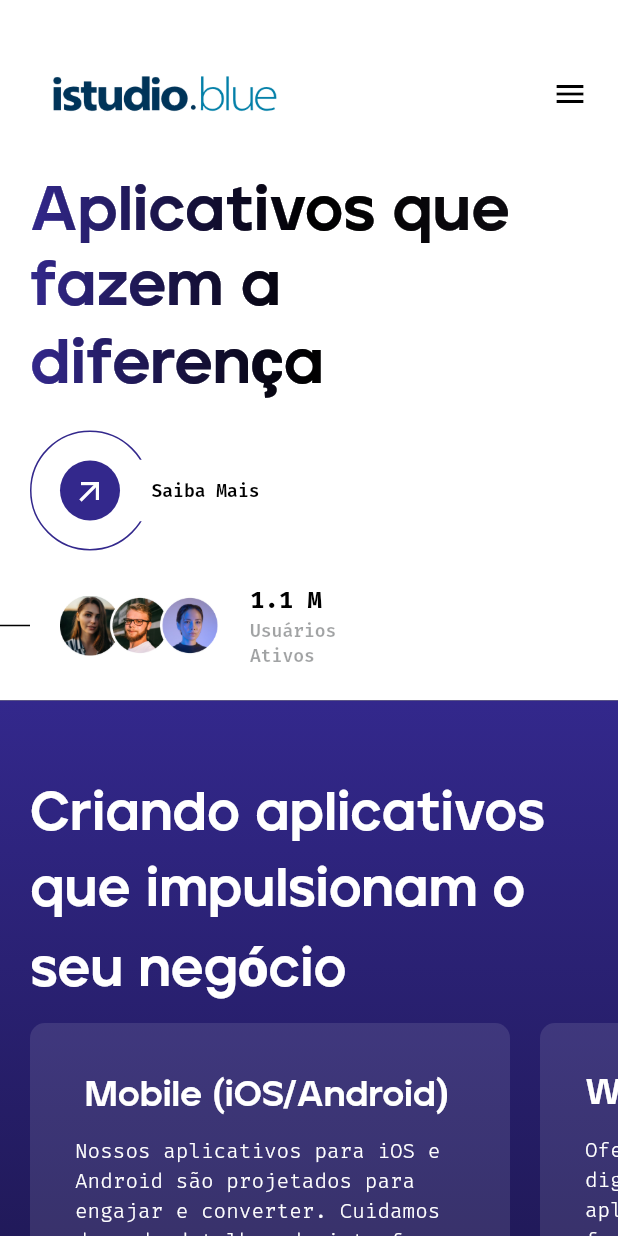
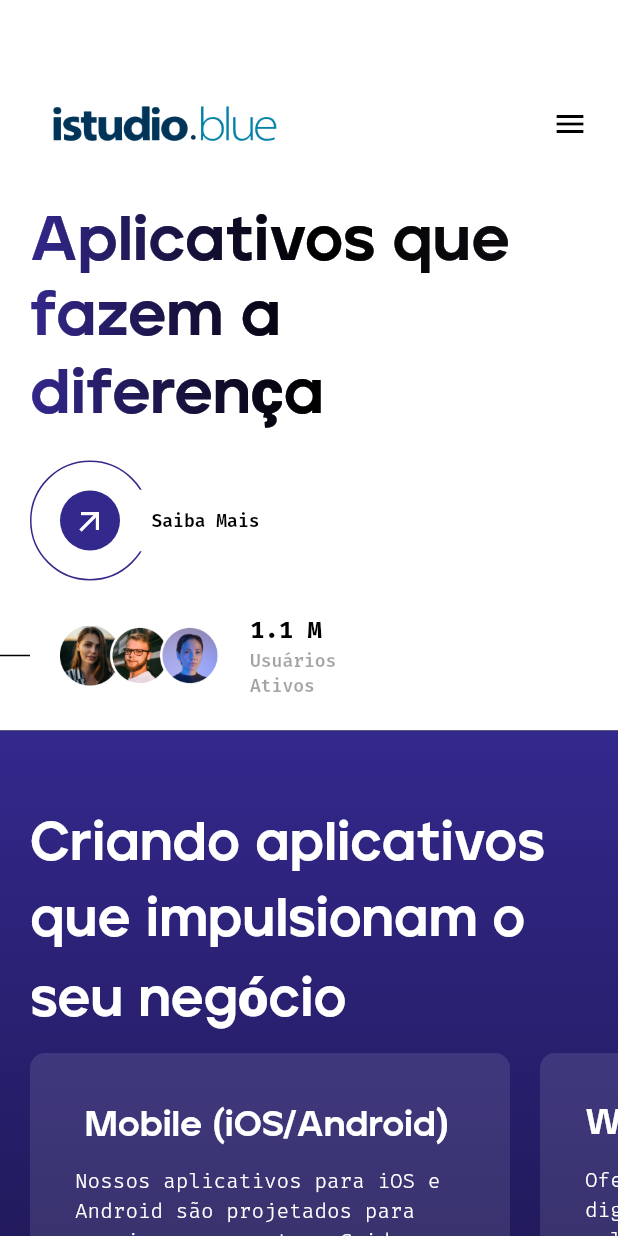
Before and after one commit to itetus/istudioblue, a Flutter app: the screen it shows after launch, on a phone screen of 412 x 824 dp. Run offline on Flutter 3.47's test engine with Material 3 defaults, Android fonts, the phone set to English and light mode, and no system bars; drawn by our look-alikes of simple_gradient_text; our stand-ins replace auto_size_text, flip_card, flutter_animate, font_awesome_flutter, from_css_color, go_router and 5 more; missing offline and left inert: json_path.

Commit message:
Updating to latest FlutterFlow output.

```diff
--- a/lib/pages/home_page/home_page_widget.dart
+++ b/lib/pages/home_page/home_page_widget.dart
@@ -214,7 +214,6 @@ class _HomePageWidgetState extends State<HomePageWidget>
                 context: context,
                 phone: false,
                 tablet: false,
-                tabletLandscape: false,
               ))
                 Container(
                   decoration: const BoxDecoration(),
@@ -2449,6 +2448,7 @@ class _HomePageWidgetState extends State<HomePageWidget>
                 ),
               if (responsiveVisibility(
                 context: context,
+                tabletLandscape: false,
                 desktop: false,
               ))
                 Container(
@@ -2475,7 +2475,7 @@ class _HomePageWidgetState extends State<HomePageWidget>
                                     alignment: const AlignmentDirectional(0.0, -1.0),
                                     child: Padding(
                                       padding: const EdgeInsetsDirectional.fromSTEB(
-                                          20.0, 40.0, 20.0, 0.0),
+                                          20.0, 60.0, 20.0, 0.0),
                                       child: Container(
                                         width: double.infinity,
                                         decoration: const BoxDecoration(),
@@ -3214,7 +3214,7 @@ class _HomePageWidgetState extends State<HomePageWidget>
                                                                     20.0,
                                                                     10.0),
                                                         child: Text(
-                                                          'Aplicativos',
+                                                          'Do conceito ao',
                                                           style: FlutterFlowTheme
                                                                   .of(context)
                                                               .bodyMedium
@@ -3254,7 +3254,7 @@ class _HomePageWidgetState extends State<HomePageWidget>
                                                                     0.0,
                                                                     10.0),
                                                         child: Text(
-                                                          'poderosos para todas',
+                                                          'lançamento, seu app',
                                                           style: FlutterFlowTheme
                                                                   .of(context)
                                                               .bodyMedium
@@ -3294,7 +3294,7 @@ class _HomePageWidgetState extends State<HomePageWidget>
                                                                     0.0,
                                                                     10.0),
                                                         child: Text(
-                                                          'as plataformas',
+                                                          'nas melhores mãos',
                                                           style: FlutterFlowTheme
                                                                   .of(context)
                                                               .bodyMedium
```
